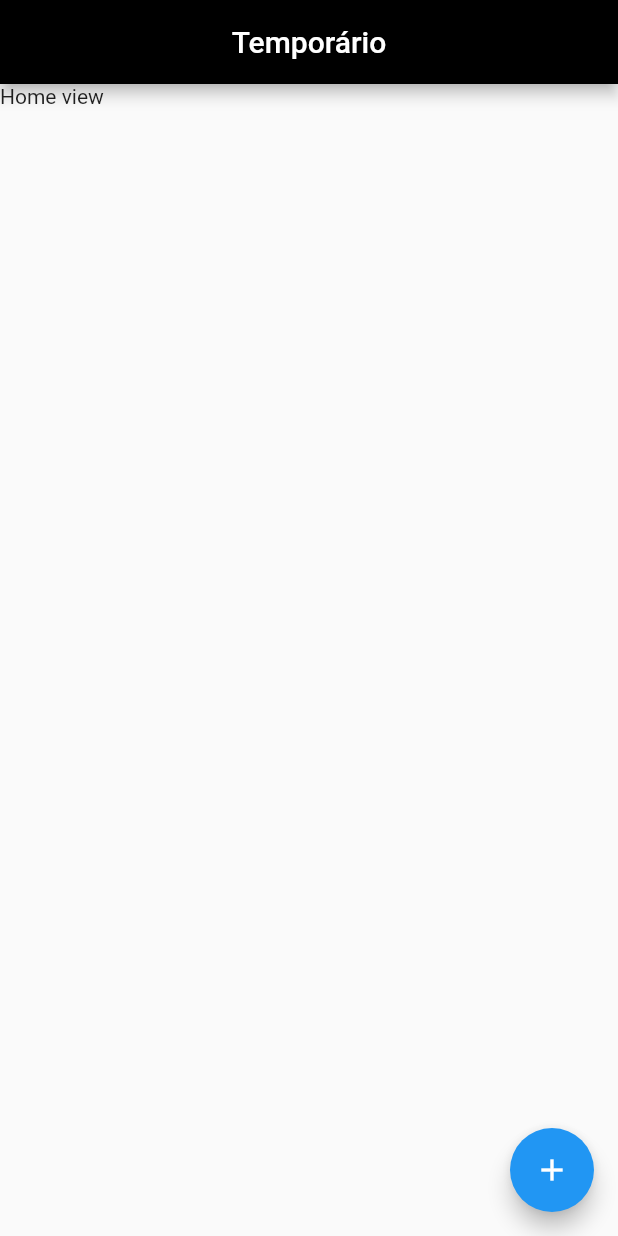
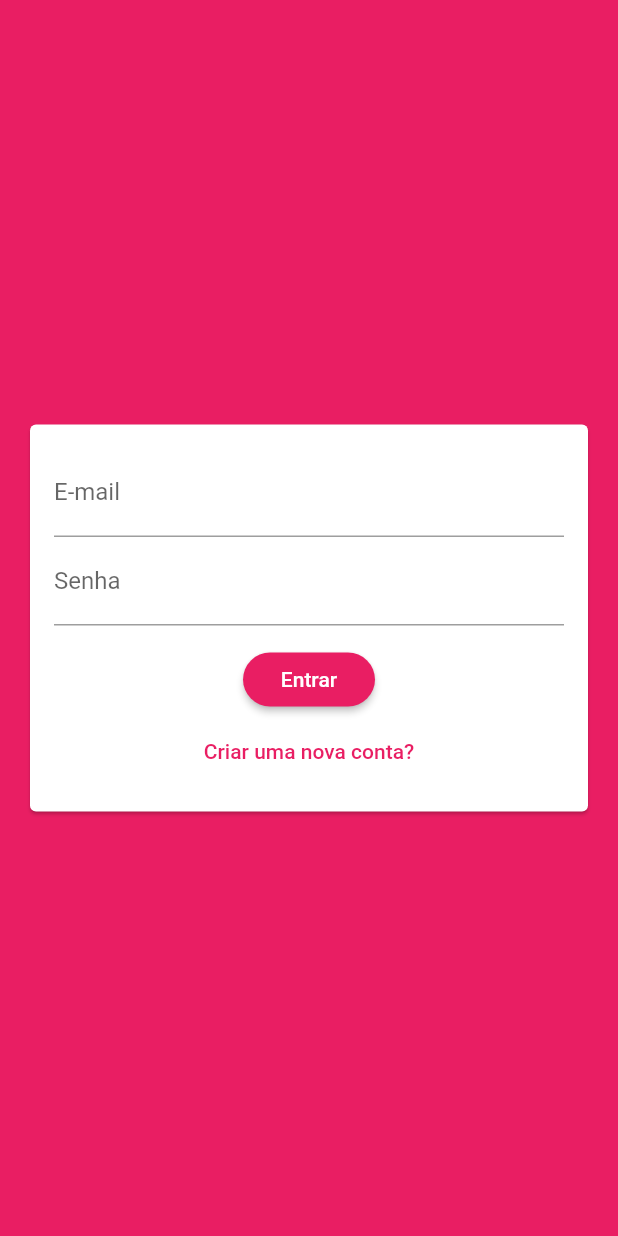
Before and after one commit to Isra0210/newchat, a Flutter app: the screen it shows after launch, on a phone screen of 412 x 824 dp. Run offline on Flutter 3.47's test engine with Material 2 defaults, Android fonts, the phone set to English and light mode, and no system bars; our stand-ins replace cloud_firestore, firebase_auth, firebase_core, firebase_storage, image_picker; accounts and stored records are empty.

```diff
--- a/lib/main.dart
+++ b/lib/main.dart
@@ -1,7 +1,12 @@
+import 'package:chat/views/auth/auth_view.dart';
 import 'package:chat/views/home/home_view.dart';
+import 'package:firebase_auth/firebase_auth.dart';
+import 'package:firebase_core/firebase_core.dart';
 import 'package:flutter/material.dart';
 
-void main() {
+void main() async {
+  WidgetsFlutterBinding.ensureInitialized();
+  await Firebase.initializeApp();
   runApp(MyApp());
 }
 
@@ -11,9 +16,28 @@ class MyApp extends StatelessWidget {
     return MaterialApp(
       title: 'Flutter Demo',
       theme: ThemeData(
-        primarySwatch: Colors.blue,
+        primarySwatch: Colors.pink,
+        backgroundColor: Colors.pink,
+        accentColor: Colors.deepPurple,
+        accentColorBrightness: Brightness.dark,
+        buttonTheme: ButtonTheme.of(context).copyWith(
+          buttonColor: Colors.pink,
+          textTheme: ButtonTextTheme.primary,
+          shape: RoundedRectangleBorder(
+            borderRadius: BorderRadius.circular(20),
+          ),
+        ),
       ),
-      home: HomeView(),
+      debugShowCheckedModeBanner: false,
+      home: StreamBuilder(
+        stream: FirebaseAuth.instance.authStateChanges(),
+        builder: (ctx, userSnapshot){
+        if(userSnapshot.hasData){
+          return HomeView();
+        } else {
+          return AuthView();
+        }
+      },),
     );
   }
 }
--- /dev/null
+++ b/lib/models/auth_data.dart
@@ -0,0 +1,26 @@
+import 'dart:io';
+
+enum AuthMode {
+  LOGIN,
+  SIGNUP,
+}
+
+class AuthData {
+  String name;
+  String email;
+  String password;
+  File image;
+  AuthMode _mode = AuthMode.LOGIN;
+
+  bool get isSignup {
+    return _mode == AuthMode.SIGNUP;
+  }
+
+  bool get isLogin {
+    return _mode == AuthMode.LOGIN;
+  }
+
+  void toggleMode() {
+    _mode = _mode == AuthMode.LOGIN ? AuthMode.SIGNUP : AuthMode.LOGIN;
+  }
+}
--- /dev/null
+++ b/lib/views/auth/auth_view.dart
@@ -0,0 +1,109 @@
+import 'package:chat/models/auth_data.dart';
+import 'package:chat/widget/auth_form.dart';
+import 'package:cloud_firestore/cloud_firestore.dart';
+import 'package:firebase_auth/firebase_auth.dart';
+import 'package:firebase_storage/firebase_storage.dart';
+import 'package:flutter/material.dart';
+import 'package:flutter/services.dart';
+
+class AuthView extends StatefulWidget {
+  @override
+  _AuthViewState createState() => _AuthViewState();
+}
+
+class _AuthViewState extends State<AuthView> {
+  final _auth = FirebaseAuth.instance;
+  final GlobalKey<ScaffoldState> _scaffoldKey = GlobalKey<ScaffoldState>();
+
+  bool _isLoading = false;
+
+  Future<void> _handleSubmit(AuthData authData) async {
+    setState(() {
+      _isLoading = true;
+    });
+
+    UserCredential authResult;
+
+    try {
+      if (authData.isLogin) {
+        authResult = await _auth.signInWithEmailAndPassword(
+          email: authData.email.trim(),
+          password: authData.password,
+        );
+      } else {
+        authResult = await _auth.createUserWithEmailAndPassword(
+          email: authData.email.trim(),
+          password: authData.password,
+        );
+
+        final ref = FirebaseStorage.instance
+            .ref()
+            .child('user_images')
+            .child(authResult.user.uid + '.jpg');
+
+        // await ref.putFile(authData.image).onComplete;
+        await ref.putFile(authData.image);
+        final url = await ref.getDownloadURL();
+
+        final userData = {
+          'name': authData.name,
+          'email': authData.email,
+          'imageUrl': url,
+        };
+        //send image to storage
+        await FirebaseFirestore.instance
+            .collection('users')
+            .doc(authResult.user.uid)
+            .set(userData);
+      }
+    } on PlatformException catch (err) {
+      final msg = err.message ?? 'Ocorreu um erro! Verifique suas credenciais!';
+      _scaffoldKey.currentState.showSnackBar(//this scaffold key not is functioned
+        SnackBar(
+          content: Text(msg),
+          backgroundColor: Theme.of(context).errorColor,
+        ),
+      );
+    } catch (err) {
+      print(err);
+    } finally {
+      setState(() {
+        _isLoading = false;
+      });
+    }
+  }
+
+  @override
+  Widget build(BuildContext context) {
+    return Scaffold(
+      key: _scaffoldKey,
+      backgroundColor: Theme.of(context).primaryColor,
+      body: Center(
+        child: SingleChildScrollView(
+          child: Column(
+            mainAxisSize: MainAxisSize.min,
+            children: <Widget>[
+              Stack(
+                children: <Widget>[
+                  AuthForm(_handleSubmit),
+                  if (_isLoading)
+                    Positioned.fill(
+                      child: Container(
+                        margin: EdgeInsets.all(20),
+                        decoration: BoxDecoration(
+                          color: Color.fromRGBO(0, 0, 0, 0.5),
+                        ),
+                        child: Center(
+                          child: CircularProgressIndicator(),
+                        ),
+                      ),
+                    ),
+                ],
+              ),
+            ],
+          ),
+        ),
+      ),
+    );
+  }
+}
--- /dev/null
+++ b/lib/widget/auth_form.dart
@@ -0,0 +1,125 @@
+import 'dart:io';
+
+import 'package:chat/models/auth_data.dart';
+import 'package:chat/widget/user_image.dart';
+import 'package:flutter/material.dart';
+
+class AuthForm extends StatefulWidget {
+  final void Function(AuthData authData) onSubmit;
+
+  AuthForm(this.onSubmit);
+
+  @override
+  _AuthFormState createState() => _AuthFormState();
+}
+
+class _AuthFormState extends State<AuthForm> {
+  final GlobalKey<FormState> _formKey = GlobalKey();
+  final AuthData _authData = AuthData();
+
+  _submit() {
+    bool isValid = _formKey.currentState.validate();
+    FocusScope.of(context).unfocus();
+
+    if (_authData.image == null && _authData.isSignup) {
+      Scaffold.of(context).showSnackBar(
+        SnackBar(
+          content: Text('Precisamos da sua foto!'),
+          backgroundColor: Theme.of(context).errorColor,
+        ),
+      );
+      return;
+    }
+
+    if (isValid) {
+      //Passando os dados do usuário para a tela anterior
+      widget.onSubmit(_authData);
+    }
+  }
+
+  void _handlePickedImage(File image) {
+    _authData.image = image;
+  }
+
+  @override
+  Widget build(BuildContext context) {
+    return Center(
+      child: Card(
+        margin: EdgeInsets.all(20),
+        child: SingleChildScrollView(
+          child: Padding(
+            padding: EdgeInsets.all(16),
+            child: Form(
+              key: _formKey,
+              child: Column(
+                children: <Widget>[
+                  if (_authData.isSignup) UserImage(_handlePickedImage),
+                  if (_authData.isSignup)
+                    TextFormField(
+                      key: ValueKey('name'),
+                      decoration: InputDecoration(
+                        labelText: 'Nome',
+                      ),
+                      initialValue: _authData.name,
+                      onChanged: (value) => _authData.name = value,
+                      validator: (value) {
+                        if (value == null || value.trim().length < 4) {
+                          return 'Nome deve ter no mínimo 4 caracteres.';
+                        }
+                        return null;
+                      },
+                    ),
+                  TextFormField(
+                    key: ValueKey('email'),
+                    decoration: InputDecoration(
+                      labelText: 'E-mail',
+                    ),
+                    onChanged: (value) => _authData.email = value,
+                    validator: (value) {
+                      if (value == null || !value.contains('@')) {
+                        return 'e-mail inválido.';
+                      }
+                      return null;
+                    },
+                  ),
+                  TextFormField(
+                    key: ValueKey('password'),
+                    obscureText: true,
+                    decoration: InputDecoration(
+                      labelText: 'Senha',
+                    ),
+                    onChanged: (value) => _authData.password = value,
+                    validator: (value) {
+                      if (value == null || value.trim().length < 7) {
+                        return 'Senha deve ter no mínimo 7 caracteres.';
+                      }
+                      return null;
+                    },
+                  ),
+                  SizedBox(height: 12),
+                  RaisedButton(
+                    child: Text(_authData.isLogin ? 'Entrar' : 'Cadastrar'),
+                    onPressed: _submit,
+                  ),
+                  FlatButton(
+                    textColor: Theme.of(context).primaryColor,
+                    child: Text(
+                      _authData.isLogin
+                          ? 'Criar uma nova conta?'
+                          : 'Já possui uma conta?',
+                    ),
+                    onPressed: () {
+                      setState(() {
+                        _authData.toggleMode();
+                      });
+                    },
+                  ),
+                ],
+              ),
+            ),
+          ),
+        ),
+      ),
+    );
+  }
+}
--- a/pubspec.yaml
+++ b/pubspec.yaml
@@ -23,15 +23,10 @@ environment:
 dependencies:
   flutter:
     sdk: flutter
-  # cloud_firestore: ^0.13.7
   cloud_firestore: ^0.14.3
-  # firebase_auth: ^0.16.1
   firebase_auth: ^0.18.3
-  # image_picker: ^0.6.7+1
   image_picker: ^0.6.7+14
-  # firebase_storage: ^3.1.6
   firebase_storage: ^5.0.1
-  # firebase_core: ^ 0.4.5
   firebase_core: ^0.5.2
   connectivity: ^2.0.1
   firebase: ^7.3.2
```
Also changed, not shown: lib/views/home/home_view.dart (+45 -23 lines), lib/widget/message.dart (added, +34 -0 lines), lib/widget/message_buble.dart (added, +91 -0 lines), lib/widget/newMessage.dart (added, +57 -0 lines), lib/widget/user_image.dart (added, +57 -0 lines), pubspec.lock, 1 other file.
